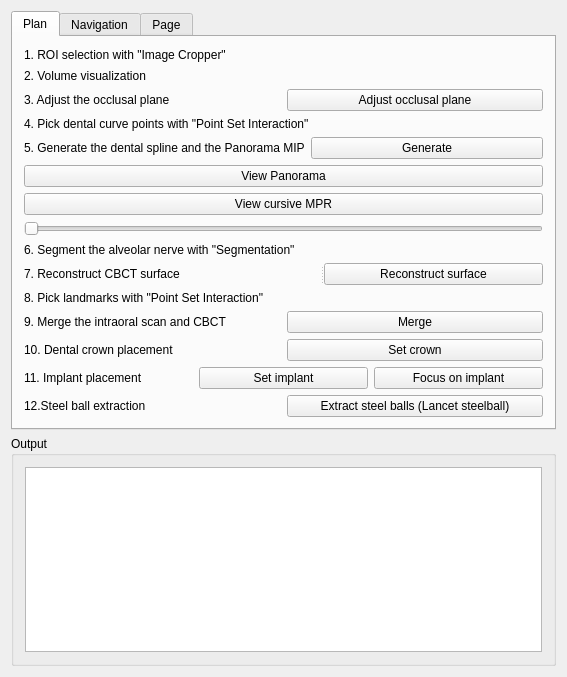
Old version of the form Plugins/org.mitk.lancet.dentalaccuracy/src/internal/DentalAccuracyControls.ui in the repository zhaomengxiao/LancetMITK-Adition.
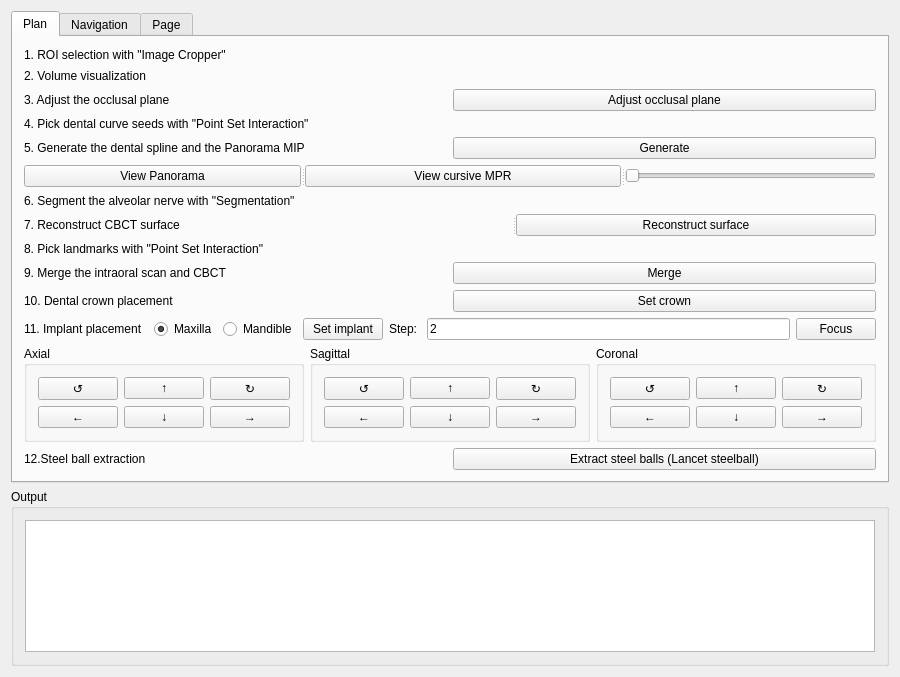
New version of the form. Custom widgets are drawn as their Qt base class.

Commit message: Implant manipulation update

```diff
--- a/Plugins/org.mitk.lancet.dentalaccuracy/src/internal/DentalAccuracyControls.ui
+++ b/Plugins/org.mitk.lancet.dentalaccuracy/src/internal/DentalAccuracyControls.ui
@@ -19,8 +19,8 @@
   <property name="windowTitle">
    <string>QmitkTemplate</string>
   </property>
-  <layout class="QVBoxLayout" name="verticalLayout_2">
-   <item>
+  <layout class="QGridLayout" name="gridLayout_8">
+   <item row="0" column="0">
     <widget class="QTabWidget" name="tabWidget">
      <property name="currentIndex">
       <number>0</number>
@@ -29,22 +29,22 @@
       <attribute name="title">
        <string>Plan</string>
       </attribute>
-      <layout class="QVBoxLayout" name="verticalLayout">
-       <item>
+      <layout class="QGridLayout" name="gridLayout_7">
+       <item row="0" column="0">
         <widget class="QLabel" name="label">
          <property name="text">
           <string>1. ROI selection with &quot;Image Cropper&quot;</string>
          </property>
         </widget>
        </item>
-       <item>
+       <item row="1" column="0">
         <widget class="QLabel" name="label_12">
          <property name="text">
           <string>2. Volume visualization</string>
          </property>
         </widget>
        </item>
-       <item>
+       <item row="2" column="0">
         <layout class="QHBoxLayout" name="horizontalLayout">
          <item>
           <widget class="QLabel" name="label_2">
@@ -62,14 +62,14 @@
          </item>
         </layout>
        </item>
-       <item>
+       <item row="3" column="0">
         <widget class="QLabel" name="label_3">
          <property name="text">
-          <string>4. Pick dental curve points with &quot;Point Set Interaction&quot;</string>
+          <string>4. Pick dental curve seeds with &quot;Point Set Interaction&quot;</string>
          </property>
         </widget>
        </item>
-       <item>
+       <item row="4" column="0">
         <layout class="QHBoxLayout" name="horizontalLayout_2">
          <item>
           <widget class="QLabel" name="label_5">
@@ -87,38 +87,39 @@
          </item>
         </layout>
        </item>
-       <item>
-        <widget class="QPushButton" name="pushButton_viewPano">
-         <property name="text">
-          <string>View Panorama</string>
-         </property>
-        </widget>
-       </item>
-       <item>
-        <widget class="QPushButton" name="pushButton_viewCursiveMPR">
-         <property name="text">
-          <string>View cursive MPR</string>
-         </property>
-        </widget>
-       </item>
-       <item>
-        <widget class="QSlider" name="horizontalSlider">
-         <property name="enabled">
-          <bool>false</bool>
-         </property>
+       <item row="5" column="0">
+        <widget class="QSplitter" name="splitter_2">
          <property name="orientation">
           <enum>Qt::Horizontal</enum>
          </property>
+         <widget class="QPushButton" name="pushButton_viewPano">
+          <property name="text">
+           <string>View Panorama</string>
+          </property>
+         </widget>
+         <widget class="QPushButton" name="pushButton_viewCursiveMPR">
+          <property name="text">
+           <string>View cursive MPR</string>
+          </property>
+         </widget>
+         <widget class="QSlider" name="horizontalSlider">
+          <property name="enabled">
+           <bool>false</bool>
+          </property>
+          <property name="orientation">
+           <enum>Qt::Horizontal</enum>
+          </property>
+         </widget>
         </widget>
        </item>
-       <item>
+       <item row="6" column="0">
         <widget class="QLabel" name="label_4">
          <property name="text">
           <string>6. Segment the alveolar nerve with &quot;Segmentation&quot;</string>
          </property>
         </widget>
        </item>
-       <item>
+       <item row="7" column="0">
         <widget class="QSplitter" name="splitter">
          <property name="orientation">
           <enum>Qt::Horizontal</enum>
@@ -135,14 +136,14 @@
          </widget>
         </widget>
        </item>
-       <item>
+       <item row="8" column="0">
         <widget class="QLabel" name="label_6">
          <property name="text">
           <string>8. Pick landmarks with &quot;Point Set Interaction&quot; </string>
          </property>
         </widget>
        </item>
-       <item>
+       <item row="9" column="0">
         <layout class="QHBoxLayout" name="horizontalLayout_3">
          <item>
           <widget class="QLabel" name="label_7">
@@ -160,7 +161,7 @@
          </item>
         </layout>
        </item>
-       <item>
+       <item row="10" column="0">
         <layout class="QHBoxLayout" name="horizontalLayout_4">
          <item>
           <widget class="QLabel" name="label_8">
@@ -178,7 +179,7 @@
          </item>
         </layout>
        </item>
-       <item>
+       <item row="11" column="0">
         <layout class="QHBoxLayout" name="horizontalLayout_5">
          <item>
           <widget class="QLabel" name="label_9">
@@ -187,6 +188,23 @@
            </property>
           </widget>
          </item>
+         <item>
+          <widget class="QRadioButton" name="radioButton_maxilla">
+           <property name="text">
+            <string>Maxilla</string>
+           </property>
+           <property name="checked">
+            <bool>true</bool>
+           </property>
+          </widget>
+         </item>
+         <item>
+          <widget class="QRadioButton" name="radioButton_mandible">
+           <property name="text">
+            <string>Mandible</string>
+           </property>
+          </widget>
+         </item>
          <item>
           <widget class="QPushButton" name="pushButton_setImplant">
            <property name="text">
@@ -194,16 +212,187 @@
            </property>
           </widget>
          </item>
+         <item>
+          <widget class="QLabel" name="label_17">
+           <property name="text">
+            <string>Step: </string>
+           </property>
+          </widget>
+         </item>
+         <item>
+          <widget class="QLineEdit" name="lineEdit_stepSize">
+           <property name="text">
+            <string>2</string>
+           </property>
+          </widget>
+         </item>
          <item>
           <widget class="QPushButton" name="pushButton_implantFocus">
            <property name="text">
-            <string>Focus on implant</string>
+            <string>Focus</string>
            </property>
           </widget>
          </item>
         </layout>
        </item>
-       <item>
+       <item row="12" column="0">
+        <layout class="QHBoxLayout" name="horizontalLayout_11">
+         <item>
+          <widget class="QGroupBox" name="groupBox_2">
+           <property name="title">
+            <string>Axial</string>
+           </property>
+           <layout class="QGridLayout" name="gridLayout_3">
+            <item row="0" column="0">
+             <widget class="QPushButton" name="pushButton_counter_ax">
+              <property name="text">
+               <string>↺</string>
+              </property>
+             </widget>
+            </item>
+            <item row="0" column="1">
+             <widget class="QPushButton" name="pushButton_U_ax">
+              <property name="text">
+               <string>↑</string>
+              </property>
+             </widget>
+            </item>
+            <item row="0" column="2">
+             <widget class="QPushButton" name="pushButton_clock_ax">
+              <property name="text">
+               <string>↻</string>
+              </property>
+             </widget>
+            </item>
+            <item row="1" column="0">
+             <widget class="QPushButton" name="pushButton_L_ax">
+              <property name="text">
+               <string>←</string>
+              </property>
+             </widget>
+            </item>
+            <item row="1" column="1">
+             <widget class="QPushButton" name="pushButton_D_ax">
+              <property name="text">
+               <string>↓</string>
+              </property>
+             </widget>
+            </item>
+            <item row="1" column="2">
+             <widget class="QPushButton" name="pushButton_R_ax">
+              <property name="text">
+               <string>→</string>
+              </property>
+             </widget>
+            </item>
+           </layout>
+          </widget>
+         </item>
+         <item>
+          <widget class="QGroupBox" name="groupBox_3">
+           <property name="title">
+            <string>Sagittal</string>
+           </property>
+           <layout class="QGridLayout" name="gridLayout_4">
+            <item row="0" column="0">
+             <widget class="QPushButton" name="pushButton_counter_sag">
+              <property name="text">
+               <string>↺</string>
+              </property>
+             </widget>
+            </item>
+            <item row="0" column="1">
+             <widget class="QPushButton" name="pushButton_U_sag">
+              <property name="text">
+               <string>↑</string>
+              </property>
+             </widget>
+            </item>
+            <item row="0" column="2">
+             <widget class="QPushButton" name="pushButton_clock_sag">
+              <property name="text">
+               <string>↻</string>
+              </property>
+             </widget>
+            </item>
+            <item row="1" column="0">
+             <widget class="QPushButton" name="pushButton_L_sag">
+              <property name="text">
+               <string>←</string>
+              </property>
+             </widget>
+            </item>
+            <item row="1" column="1">
+             <widget class="QPushButton" name="pushButton_D_sag">
+              <property name="text">
+               <string>↓</string>
+              </property>
+             </widget>
+            </item>
+            <item row="1" column="2">
+             <widget class="QPushButton" name="pushButton_R_sag">
+              <property name="text">
+               <string>→</string>
+              </property>
+             </widget>
+            </item>
+           </layout>
+          </widget>
+         </item>
+         <item>
+          <widget class="QGroupBox" name="groupBox_4">
+           <property name="title">
+            <string>Coronal</string>
+           </property>
+           <layout class="QGridLayout" name="gridLayout_5">
+            <item row="0" column="0">
+             <widget class="QPushButton" name="pushButton_counter_cor">
+              <property name="text">
+               <string>↺</string>
+              </property>
+             </widget>
+            </item>
+            <item row="0" column="1">
+             <widget class="QPushButton" name="pushButton_U_cor">
+              <property name="text">
+               <string>↑</string>
+              </property>
+             </widget>
+            </item>
+            <item row="0" column="2">
+             <widget class="QPushButton" name="pushButton_clock_cor">
+              <property name="text">
+               <string>↻</string>
+              </property>
+             </widget>
+            </item>
+            <item row="1" column="0">
+             <widget class="QPushButton" name="pushButton_L_cor">
+              <property name="text">
+               <string>←</string>
+              </property>
+             </widget>
+            </item>
+            <item row="1" column="1">
+             <widget class="QPushButton" name="pushButton_D_cor">
+              <property name="text">
+               <string>↓</string>
+              </property>
+             </widget>
+            </item>
+            <item row="1" column="2">
+             <widget class="QPushButton" name="pushButton_R_cor">
+              <property name="text">
+               <string>→</string>
+              </property>
+             </widget>
+            </item>
+           </layout>
+          </widget>
+         </item>
+        </layout>
+       </item>
+       <item row="13" column="0">
         <layout class="QHBoxLayout" name="horizontalLayout_6">
          <item>
           <widget class="QLabel" name="label_14">
@@ -404,7 +593,7 @@
      </widget>
     </widget>
    </item>
-   <item>
+   <item row="1" column="0">
     <widget class="QGroupBox" name="groupBox">
      <property name="title">
       <string>Output</string>
```
The commit also changes 2 other files.
